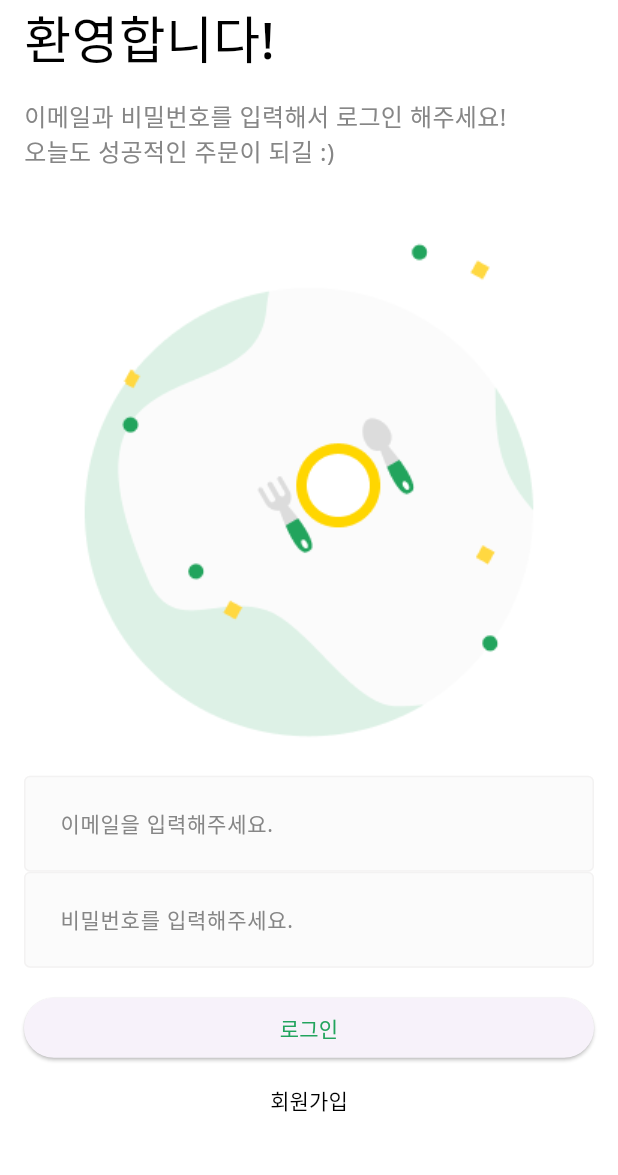
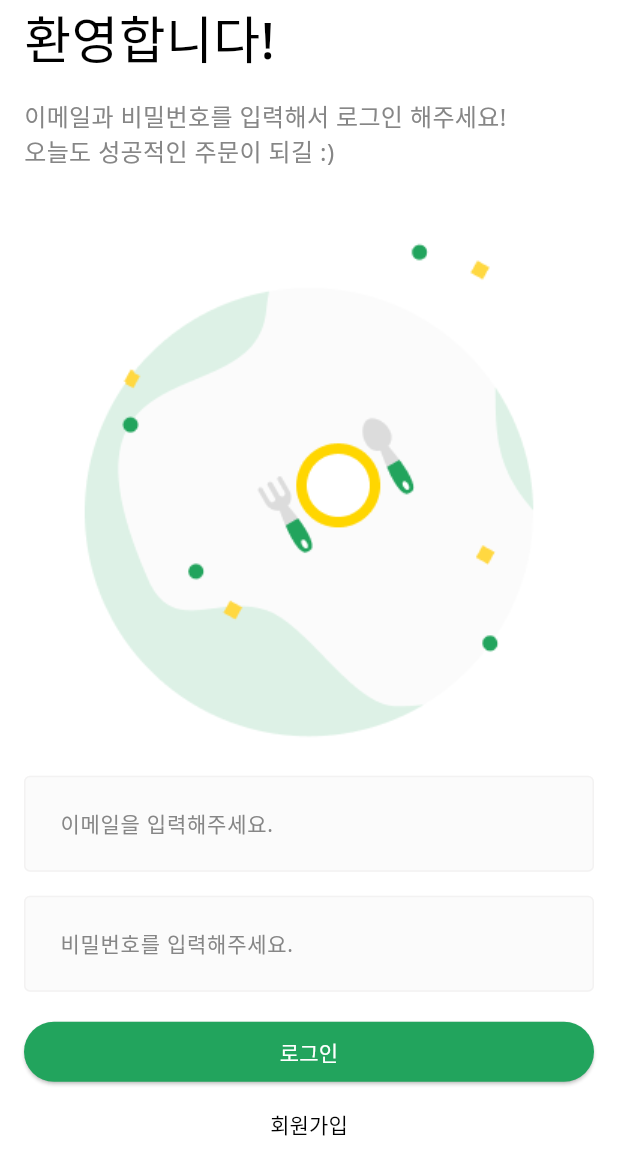
Before and after one commit to onlyhappiness/do-it-flutter, a Flutter app: the screen it shows after launch, after a tap on "로그인", on a phone screen of 412 x 824 dp. Shown: the top 1175 px of the screen. Run offline on Flutter 3.47's test engine with Material 3 defaults, Android fonts, the light colour scheme and no system bars; our stand-ins replace dio; network calls fail.

Commit message:
feat: update dependencies and enhance login functionality

```diff
--- a/lib/main.dart
+++ b/lib/main.dart
@@ -1,14 +1,17 @@
+
+
+import 'package:flutter/cupertino.dart';
 import 'package:flutter/material.dart';
-import 'package:restaurant_app/common/component/custom_text_form_field.dart';
-import 'package:restaurant_app/common/layout/default_layout.dart';
 import 'package:restaurant_app/user/view/login_screen.dart';
 
 void main() {
-  runApp(_App());
+  runApp(
+    _App()
+  );
 }
 
 class _App extends StatelessWidget {
-  const _App({super.key});
+  const _App({Key? key}) : super(key: key);
 
   @override
   Widget build(BuildContext context) {
@@ -17,7 +20,7 @@ class _App extends StatelessWidget {
         fontFamily: 'NotoSans'
       ),
       debugShowCheckedModeBanner: false,
-      home: LoginScreen(),
+      home: LoginScreen()
     );
   }
 }
--- a/lib/user/view/login_screen.dart
+++ b/lib/user/view/login_screen.dart
@@ -1,3 +1,7 @@
+import 'dart:convert';
+import 'dart:io';
+
+import 'package:dio/dio.dart';
 import 'package:flutter/material.dart';
 import 'package:restaurant_app/common/component/custom_text_form_field.dart';
 import 'package:restaurant_app/common/const/colors.dart';
@@ -8,8 +12,17 @@ class LoginScreen extends StatelessWidget {
 
   @override
   Widget build(BuildContext context) {
+    final dio = Dio();
+
+    // localhost
+    final emulatorIp = '10.0.2.2:3000';
+    final simulatorIp = '127.0.0.1:3000';
+
+    final ip = Platform.isIOS ? simulatorIp : emulatorIp;
+
     return DefaultLayout(
         child: SingleChildScrollView(
+      // keyboardDismissBehavior: ScrollViewKeyboardDismissBehavior.onDrag,
           keyboardDismissBehavior: ScrollViewKeyboardDismissBehavior.onDrag,
       child: SafeArea(
         top: true,
@@ -35,6 +48,7 @@ class LoginScreen extends StatelessWidget {
                 onChanged: (String value) {},
                 hintText: '이메일을 입력해주세요.',
               ),
+              const SizedBox(height: 16.0),
               CustomTextFormField(
                 onChanged: (String value) {},
                 hintText: '비밀번호를 입력해주세요.',
@@ -44,13 +58,31 @@ class LoginScreen extends StatelessWidget {
                 height: 16.0,
               ),
               ElevatedButton(
-                  onPressed: () {},
-                  style:
-                      ElevatedButton.styleFrom(foregroundColor: PRIMARY_COLOR),
+                  onPressed: () async {
+                    // ID:비밀번호
+                    final rawString = 'test@codefactory.ai:testtest';
+
+                    Codec<String, String> stringToBase64 = utf8.fuse(base64);
+
+                    String token = stringToBase64.encode(rawString);
+
+                    final resp = await dio.post('http://$ip/auth/login',
+                        options: Options(
+                            headers: {'authorization': 'Basic $token'}));
+
+                    print(resp.data);
+                  },
+                  style: ElevatedButton.styleFrom(
+                    foregroundColor: Colors.white,
+                    backgroundColor: PRIMARY_COLOR,
+                  ),
                   child: Text('로그인')),
               TextButton(
                   onPressed: () {},
-                  style: TextButton.styleFrom(foregroundColor: Colors.black),
+                  style: TextButton.styleFrom(
+                    foregroundColor: Colors.black,
+                    // foregroundColor: PRIMARY_COLOR
+                  ),
                   child: Text('회원가입'))
             ],
           ),
--- a/pubspec.yaml
+++ b/pubspec.yaml
@@ -34,6 +34,7 @@ dependencies:
   # The following adds the Cupertino Icons font to your application.
   # Use with the CupertinoIcons class for iOS style icons.
   cupertino_icons: ^1.0.8
+  dio: ^5.7.0
 
 dev_dependencies:
   flutter_test:
@@ -62,7 +63,7 @@ flutter:
     - asset/img/food/
     - asset/svg/icon/
     - asset/img/logo/
-    - asset/rive
+    - asset/rive/
 
   # To add assets to your application, add an assets section, like this:
   # assets:
```
Also changed, not shown: lib/common/component/custom_text_form_field.dart (+4 -4 lines), pubspec.lock.
